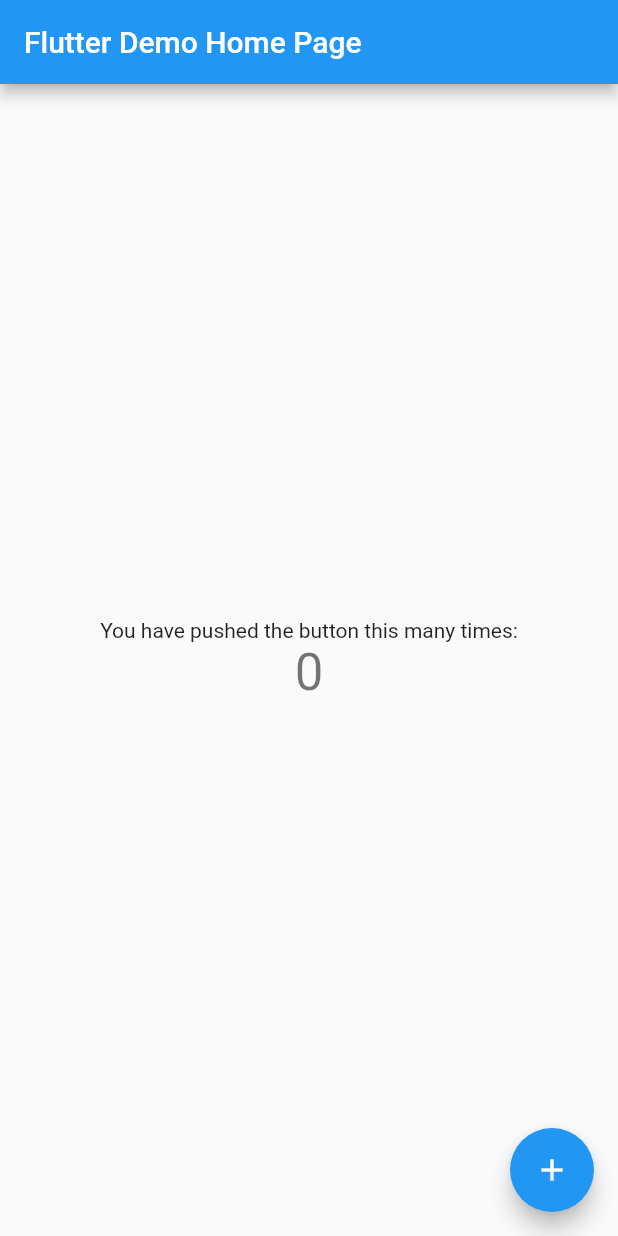
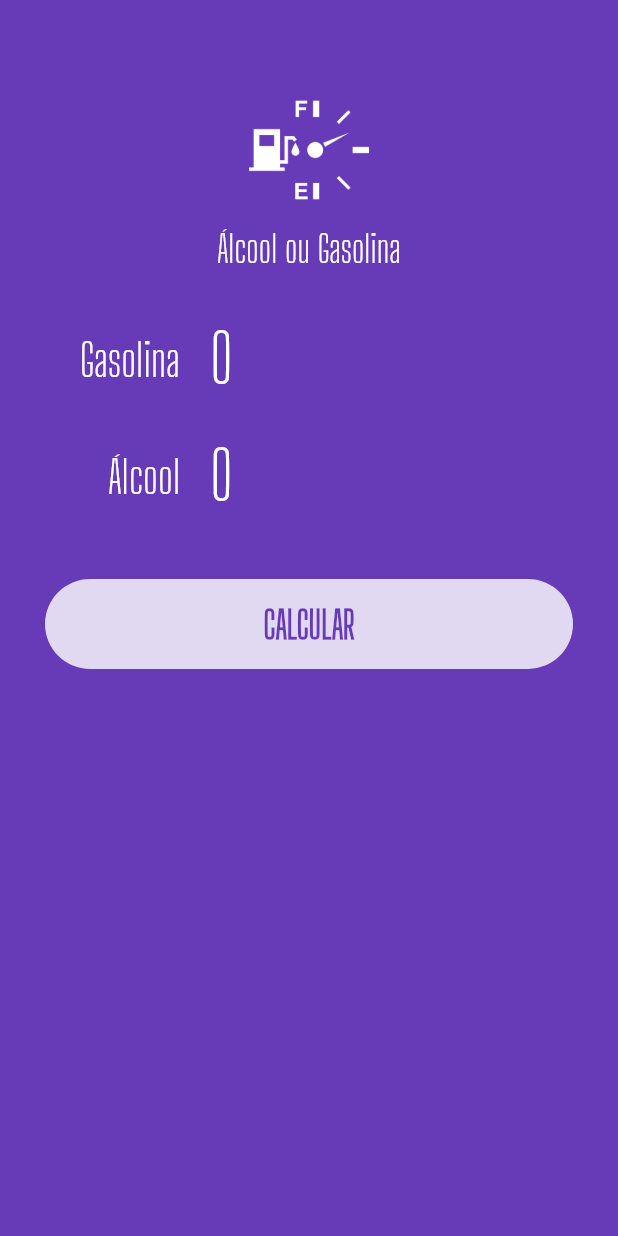
Before and after one commit to HugoVinicius/flutter_combustivel, a Flutter app: the screen it shows after launch, on a phone screen of 412 x 824 dp. Run offline on Flutter 3.47's test engine with Material 2 defaults, Android fonts, the phone set to English and light mode, and no system bars; our stand-ins replace extended_masked_text.

Commit message:
Configurando Layout App

```diff
--- a/lib/main.dart
+++ b/lib/main.dart
@@ -1,4 +1,8 @@
+import 'package:extended_masked_text/extended_masked_text.dart';
 import 'package:flutter/material.dart';
+
+import 'widgets/input.widgets.dart';
+import 'widgets/logo.widgets.dart';
 
 void main() {
   runApp(MyApp());
@@ -9,105 +13,63 @@ class MyApp extends StatelessWidget {
   @override
   Widget build(BuildContext context) {
     return MaterialApp(
-      title: 'Flutter Demo',
+      title: 'Álcool ou Gasolina',
+      debugShowCheckedModeBanner: false,
       theme: ThemeData(
-        // This is the theme of your application.
-        //
-        // Try running your application with "flutter run". You'll see the
-        // application has a blue toolbar. Then, without quitting the app, try
-        // changing the primarySwatch below to Colors.green and then invoke
-        // "hot reload" (press "r" in the console where you ran "flutter run",
-        // or simply save your changes to "hot reload" in a Flutter IDE).
-        // Notice that the counter didn't reset back to zero; the application
-        // is not restarted.
-        primarySwatch: Colors.blue,
+        primarySwatch: Colors.deepPurple,
       ),
-      home: MyHomePage(title: 'Flutter Demo Home Page'),
+      home: HomePage(),
     );
   }
 }
 
-class MyHomePage extends StatefulWidget {
-  MyHomePage({Key? key, required this.title}) : super(key: key);
+class HomePage extends StatelessWidget {
+  var _gasCtrl = MoneyMaskedTextController();
+  var _alcCtrl = MoneyMaskedTextController();
 
-  // This widget is the home page of your application. It is stateful, meaning
-  // that it has a State object (defined below) that contains fields that affect
-  // how it looks.
-
-  // This class is the configuration for the state. It holds the values (in this
-  // case the title) provided by the parent (in this case the App widget) and
-  // used by the build method of the State. Fields in a Widget subclass are
-  // always marked "final".
-
-  final String title;
-
-  @override
-  _MyHomePageState createState() => _MyHomePageState();
-}
-
-class _MyHomePageState extends State<MyHomePage> {
-  int _counter = 0;
-
-  void _incrementCounter() {
-    setState(() {
-      // This call to setState tells the Flutter framework that something has
-      // changed in this State, which causes it to rerun the build method below
-      // so that the display can reflect the updated values. If we changed
-      // _counter without calling setState(), then the build method would not be
-      // called again, and so nothing would appear to happen.
-      _counter++;
-    });
+  HomePage() {
+    _gasCtrl.text = "0";
+    _alcCtrl.text = "0";
   }
 
   @override
   Widget build(BuildContext context) {
-    // This method is rerun every time setState is called, for instance as done
-    // by the _incrementCounter method above.
-    //
-    // The Flutter framework has been optimized to make rerunning build methods
-    // fast, so that you can just rebuild anything that needs updating rather
-    // than having to individually change instances of widgets.
     return Scaffold(
-      appBar: AppBar(
-        // Here we take the value from the MyHomePage object that was created by
-        // the App.build method, and use it to set our appbar title.
-        title: Text(widget.title),
+      backgroundColor: Theme.of(context).primaryColor,
+      body: ListView(
+        children: <Widget>[
+          Logo(),
+          Input(
+            label: 'Gasolina',
+            moneyController: _gasCtrl,
+          ),
+          Input(
+            label: 'Álcool',
+            moneyController: _alcCtrl,
+          ),
+          Container(
+            margin: EdgeInsets.all(30),
+            height: 60,
+            decoration: BoxDecoration(
+              color: Colors.white.withOpacity(0.8),
+              borderRadius: BorderRadius.circular(
+                60,
+              ),
+           ),
+            child: FlatButton(
+              onPressed: (){},
+              child: Text("CALCULAR",
+                          style: TextStyle(
+                            color: Theme.of(context).primaryColor,
+                              fontWeight: FontWeight.bold,
+                              fontSize: 25,
+                              fontFamily: "Big Shoulders Display"
+                          ),
+              ),
+            ),
+          ),
+        ],
       ),
-      body: Center(
-        // Center is a layout widget. It takes a single child and positions it
-        // in the middle of the parent.
-        child: Column(
-          // Column is also a layout widget. It takes a list of children and
-          // arranges them vertically. By default, it sizes itself to fit its
-          // children horizontally, and tries to be as tall as its parent.
-          //
-          // Invoke "debug painting" (press "p" in the console, choose the
-          // "Toggle Debug Paint" action from the Flutter Inspector in Android
-          // Studio, or the "Toggle Debug Paint" command in Visual Studio Code)
-          // to see the wireframe for each widget.
-          //
-          // Column has various properties to control how it sizes itself and
-          // how it positions its children. Here we use mainAxisAlignment to
-          // center the children vertically; the main axis here is the vertical
-          // axis because Columns are vertical (the cross axis would be
-          // horizontal).
-          mainAxisAlignment: MainAxisAlignment.center,
-          children: <Widget>[
-            Text(
-              'You have pushed the button this many times:',
-            ),
-            Text(
-              '$_counter',
-              style: Theme.of(context).textTheme.headline4,
-            ),
-          ],
-        ),
-      ),
-      floatingActionButton: FloatingActionButton(
-        onPressed: _incrementCounter,
-        tooltip: 'Increment',
-        child: Icon(Icons.add),
-      ), // This trailing comma makes auto-formatting nicer for build methods.
     );
   }
 }
--- /dev/null
+++ b/lib/widgets/input.widgets.dart
@@ -0,0 +1,46 @@
+import 'package:extended_masked_text/extended_masked_text.dart';
+import 'package:flutter/material.dart';
+
+class Input extends StatelessWidget {
+  var label = "";
+  var moneyController = MoneyMaskedTextController();
+
+  Input({Key? key, required this.label, required this.moneyController}) : super(key: key);
+
+  @override
+  Widget build(BuildContext context) {
+    return  Row(
+      children: <Widget>[
+        Container(
+          width: 120,
+          alignment: Alignment.centerRight,
+          child: Text(
+            label,
+            style: TextStyle(
+              color: Colors.white,
+              fontSize: 30,
+              fontFamily: "Big Shoulders Display",
+            ),
+          ),
+        ),
+        SizedBox(
+          width: 20,
+        ),
+        Expanded(
+          child: TextFormField(
+            controller: moneyController,
+            keyboardType: TextInputType.number,
+            style: TextStyle(
+              color: Colors.white,
+              fontSize: 45,
+              fontFamily: "Big Shoulders Display",
+            ),
+            decoration: InputDecoration(
+              border: InputBorder.none,
+            ),
+          ),
+        ),
+      ],
+    );
+  }
+}
--- /dev/null
+++ b/lib/widgets/logo.widgets.dart
@@ -0,0 +1,35 @@
+import 'package:flutter/material.dart';
+
+class Logo extends StatelessWidget {
+  const Logo({Key? key}) : super(key: key);
+
+  @override
+  Widget build(BuildContext context) {
+    return Column(
+      children: <Widget>[
+        SizedBox(
+          height: 60,
+        ),
+        Image.asset(
+          "assets/images/aog-white.png",
+          height: 80,
+        ),
+        SizedBox(
+          height: 10,
+        ),
+        Text(
+          "Álcool ou Gasolina",
+          style: TextStyle(
+            color: Colors.white,
+            fontSize: 25,
+            fontFamily: "Big Shoulders Display",
+          ),
+          textAlign: TextAlign.center,
+        ),
+        SizedBox(
+          height: 20,
+        ),
+      ],
+    );
+  }
+}
```
Also changed, not shown: pubspec.yaml (+9 -9 lines), assets/fonts/BigShouldersDisplay-Light.ttf (added), assets/images/aog-white.png (added).
